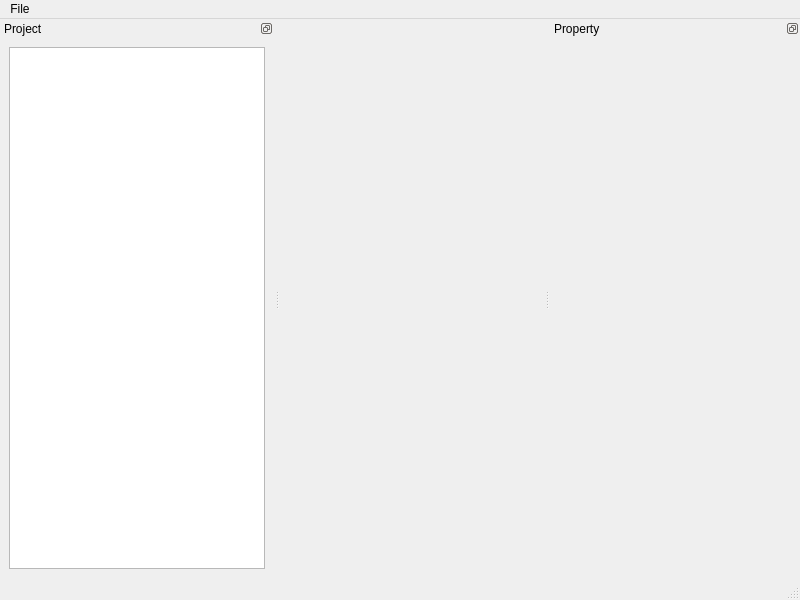
Before: the Qt Designer form apps/dev/views/mainwindow_view.ui in csplink/csp, drawn with Qt 5.
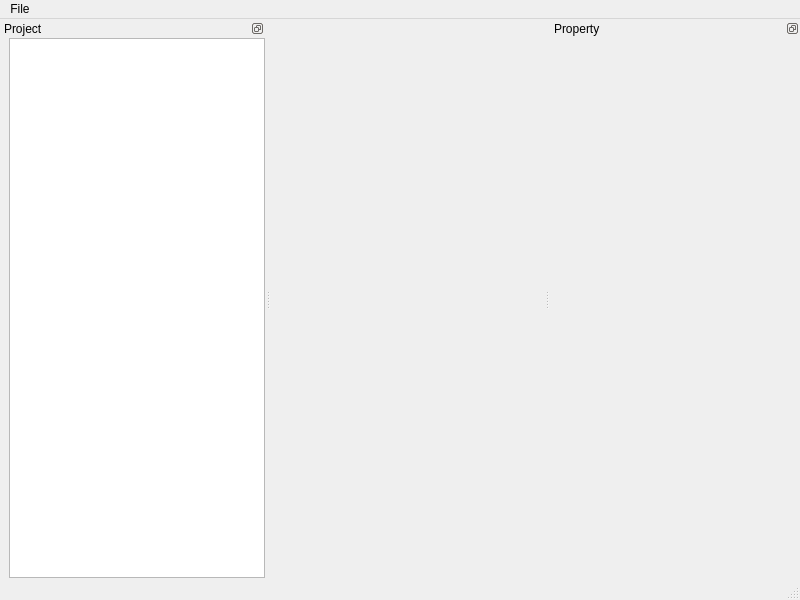
After: the same form once the commit is applied. Custom widgets are drawn as their Qt base class.

Commit message: ✨ feat(apps\dev\views\mainwindow_view.ui): add action_new_chip

Patch:
```diff
--- a/apps/dev/views/mainwindow_view.ui
+++ b/apps/dev/views/mainwindow_view.ui
@@ -84,6 +84,21 @@
    </attribute>
    <widget class="QWidget" name="dockwidget_left_contents">
     <layout class="QGridLayout" name="gridLayout">
+     <property name="leftMargin">
+      <number>9</number>
+     </property>
+     <property name="topMargin">
+      <number>0</number>
+     </property>
+     <property name="rightMargin">
+      <number>0</number>
+     </property>
+     <property name="bottomMargin">
+      <number>0</number>
+     </property>
+     <property name="spacing">
+      <number>0</number>
+     </property>
      <item row="0" column="0">
       <widget class="QTreeView" name="treeview"/>
      </item>
```
Left out of the diff: 33 changed lines with no effect on the pictures.
